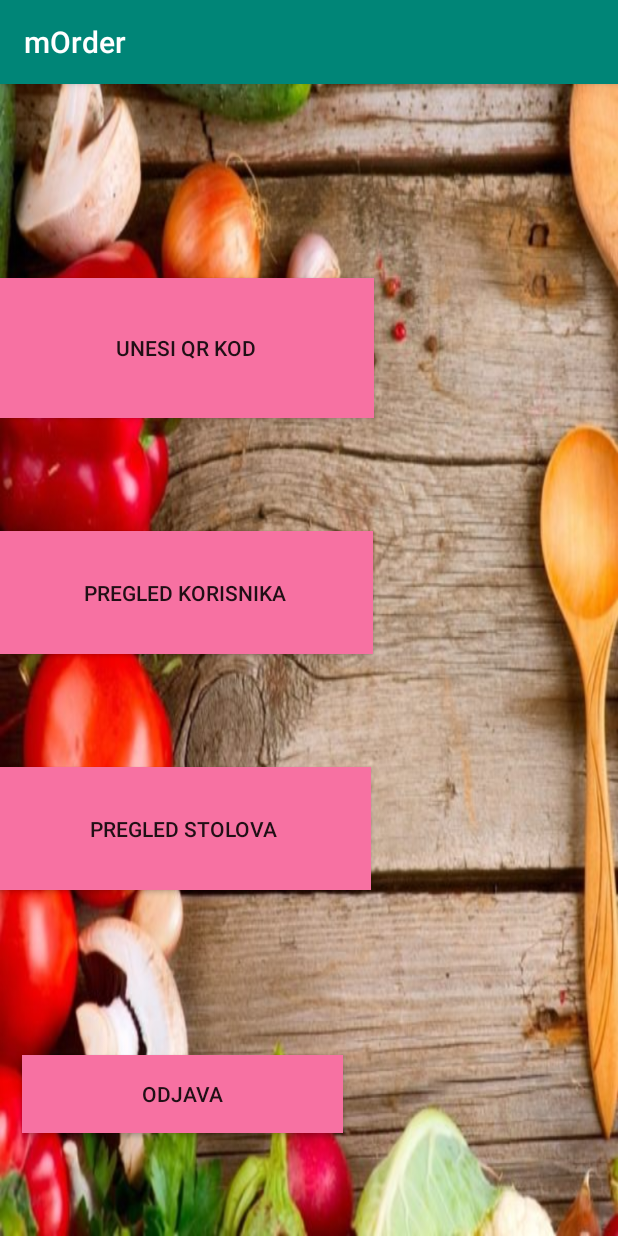
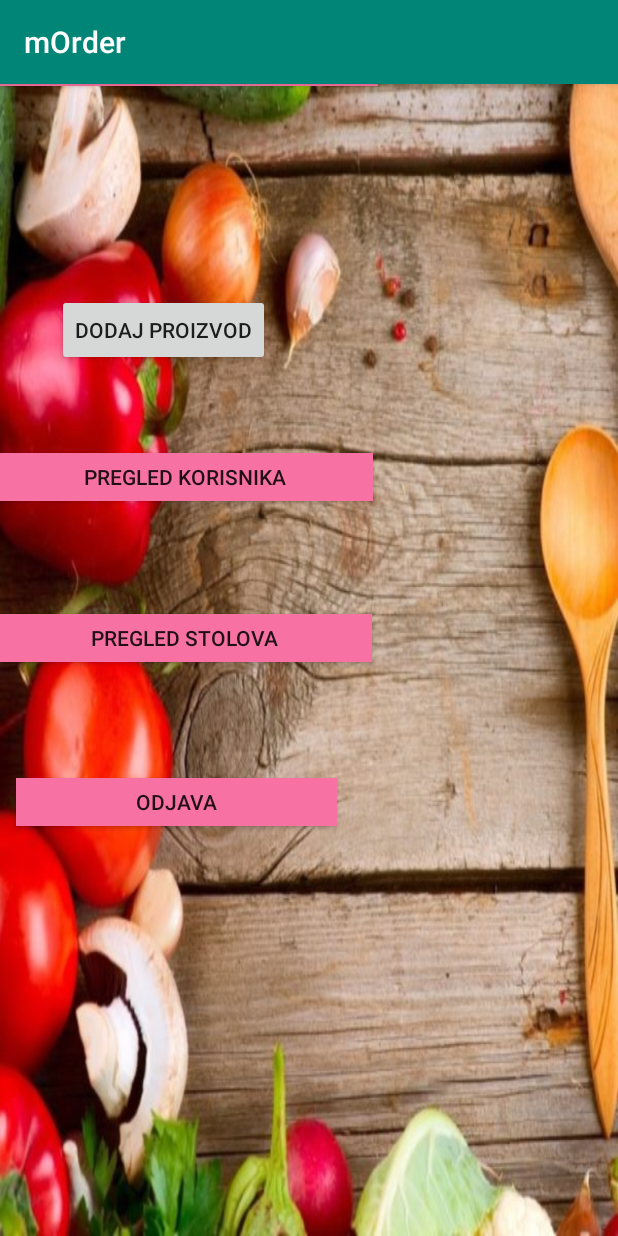
Before and after one commit to ivanmilas1/mOrder, an Android app: the IzbornikDjelatnikActivity screen opened directly, with no data from a screen before it, on a phone screen of 412 x 824 dp. Run offline under Robolectric (Android 15) with nearby library versions, the phone set to English and light mode, and no system bars.

Commit message:
Dodavanje proizvoda
                                                                                                         Dodavanje proizvoda, pohranjivanje slika sa uređaja na firestore storage. Slike se dohvaćaju preko njihovih id vrijednosti.

```diff
--- a/app/build.gradle
+++ b/app/build.gradle
@@ -46,4 +46,6 @@ dependencies {
     implementation 'com.android.support:appcompat-v7:28.0.0-alpha3'
     implementation 'com.android.support:design:28.0.0-alpha3'
     implementation project(':scannerlib')
+    implementation 'com.google.firebase:firebase-storage:16.0.5'
+
 }
--- a/app/src/main/AndroidManifest.xml
+++ b/app/src/main/AndroidManifest.xml
@@ -32,5 +32,6 @@
         <activity android:name="NarucivanjeActivity"/>
         <activity android:name=".DodavanjeRadnikaActivity"/>
         <activity android:name=".ProvjeriDostavuActivity"/>
+        <activity android:name=".DodavanjeArtiklaActivity"/>
     </application>
 </manifest>
--- a/app/src/main/java/hr/foi/morder/IzbornikDjelatnikActivity.java
+++ b/app/src/main/java/hr/foi/morder/IzbornikDjelatnikActivity.java
@@ -4,8 +4,6 @@ import android.content.Intent;
 import android.os.Bundle;
 import android.support.v7.app.AppCompatActivity;
 import android.view.View;
-
-import hr.foi.morder.scannerlib.ScannerStart;
 
 /**
  * The type Izbornik djelatnik activity defines which activity user want to start next.
@@ -58,4 +56,8 @@ public class IzbornikDjelatnikActivity extends AppCompatActivity {
         Intent intent=new Intent(this, ProvjeriDostavuActivity.class);
         startActivity(intent);
     }
+    public void OnClickViewArtikl(View view){
+        Intent intent=new Intent(this, DodavanjeArtiklaActivity.class);
+        startActivity(intent);
+    }
 }
--- /dev/null
+++ b/app/src/main/java/hr/foi/morder/adapters/DodavanjeArtiklaRecyclerAdapter.java
@@ -0,0 +1,4 @@
+package hr.foi.morder.adapters;
+
+public class DodavanjeArtiklaRecyclerAdapter {
+}
--- a/app/src/main/res/layout/activity_izbornik_djelatnik.xml
+++ b/app/src/main/res/layout/activity_izbornik_djelatnik.xml
@@ -5,62 +5,71 @@
     android:layout_width="match_parent"
     android:layout_height="match_parent"
     android:background="@drawable/food_wallpaper_backgroud"
-    tools:context=".IzbornikDjelatnikActivity">
+    tools:context=".IzbornikDjelatnikActivity"
+    tools:layout_editor_absoluteY="89dp">
 
     <Button
         android:id="@+id/buttonOrdersView"
-        android:layout_width="250dp"
-        android:layout_height="82dp"
-        android:layout_marginEnd="165dp"
-        android:layout_marginBottom="90dp"
+        android:layout_width="0dp"
+        android:layout_height="0dp"
+        android:layout_marginBottom="77dp"
         android:background="@color/colorAccent"
         android:onClick="OnClickViewOrders"
         android:text="@string/pregled_stolova"
         app:layout_constraintBottom_toTopOf="@+id/buttonSignOut"
-        app:layout_constraintEnd_toEndOf="parent"
+        app:layout_constraintEnd_toEndOf="@+id/ButtonPregledKorisnika"
+        app:layout_constraintStart_toStartOf="@+id/ButtonPregledKorisnika"
         app:layout_constraintTop_toBottomOf="@+id/ButtonPregledKorisnika" />
 
     <Button
         android:id="@+id/buttonSignOut"
         android:layout_width="214dp"
-        android:layout_height="52dp"
-        android:layout_marginTop="20dp"
-        android:layout_marginBottom="240dp"
+        android:layout_height="0dp"
+        android:layout_marginStart="14dp"
+        android:layout_marginBottom="273dp"
         android:background="@color/colorAccent"
         android:onClick="OnClickSignOut"
         android:text="@string/odjava"
         app:layout_constraintBottom_toBottomOf="parent"
-        app:layout_constraintEnd_toEndOf="@+id/buttonOrdersView"
         app:layout_constraintStart_toStartOf="@+id/buttonOrdersView"
         app:layout_constraintTop_toBottomOf="@+id/buttonOrdersView" />
 
     <Button
         android:id="@+id/buttonStartQR"
         android:layout_width="252dp"
-        android:layout_height="93dp"
-        android:layout_marginTop="300dp"
-        android:layout_marginBottom="75dp"
+        android:layout_height="1dp"
         android:background="@color/colorAccent"
         android:onClick="OnClickStartQR"
         android:text="UNESI QR KOD"
-        app:layout_constraintBottom_toTopOf="@+id/ButtonPregledKorisnika"
-        app:layout_constraintStart_toStartOf="@+id/ButtonPregledKorisnika"
-        app:layout_constraintTop_toTopOf="parent"
-        app:layout_constraintVertical_bias="0.49" />
+        app:layout_constraintBottom_toTopOf="parent"
+        app:layout_constraintStart_toStartOf="parent"
+        app:layout_constraintTop_toTopOf="parent" />
 
     <Button
         android:id="@+id/ButtonPregledKorisnika"
         android:layout_width="251dp"
-        android:layout_height="82dp"
+        android:layout_height="0dp"
+        android:layout_marginEnd="164dp"
         android:layout_marginBottom="75dp"
         android:background="@color/colorAccent"
         android:onClick="OnClickViewDjelatnik"
         android:text="Pregled Korisnika"
         app:layout_constraintBottom_toTopOf="@+id/buttonOrdersView"
-        app:layout_constraintEnd_toEndOf="@+id/buttonOrdersView"
-        app:layout_constraintHorizontal_bias="0.0"
-        app:layout_constraintStart_toStartOf="@+id/buttonOrdersView"
-        app:layout_constraintTop_toBottomOf="@+id/buttonStartQR" /><![CDATA[
+        app:layout_constraintEnd_toEndOf="parent"
+        app:layout_constraintTop_toBottomOf="@+id/button_dodavanje_proizvoda" />
+
+    <Button
+        android:id="@+id/button_dodavanje_proizvoda"
+        android:layout_width="wrap_content"
+        android:layout_height="wrap_content"
+        android:layout_marginStart="41dp"
+        android:layout_marginTop="140dp"
+        android:layout_marginBottom="58dp"
+        android:onClick="OnClickViewArtikl"
+        android:text="Dodaj proizvod"
+        app:layout_constraintBottom_toTopOf="@+id/ButtonPregledKorisnika"
+        app:layout_constraintStart_toStartOf="@+id/ButtonPregledKorisnika"
+        app:layout_constraintTop_toTopOf="parent" /><![CDATA[
     />
 
 ]]>
```
Also changed, not shown: app/src/main/java/hr/foi/morder/DodavanjeArtiklaActivity.java (added, +208 -0 lines), app/src/main/java/hr/foi/morder/model/Artikl.java (+13 -0 lines), app/src/main/res/layout/activity_dodavanje_artikla.xml (added, +115 -0 lines), app/src/main/res/mipmap-hdpi/picture_placeholder.png (added).
